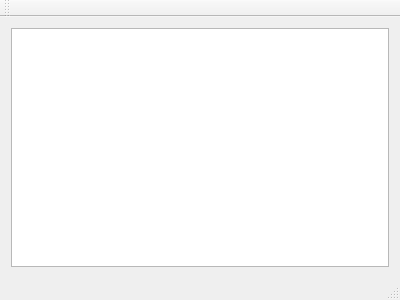
First picture: the form in mainwindow.ui, repository joelmandell/ecodrive, before the edit.
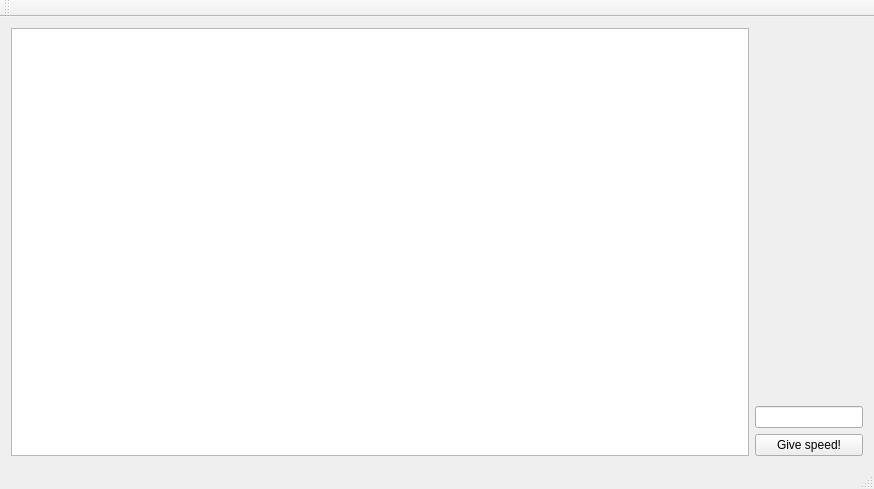
Second picture: the form after the edit.

The edit to the form file:
```diff
--- a/mainwindow.ui
+++ b/mainwindow.ui
@@ -6,8 +6,8 @@
    <rect>
     <x>0</x>
     <y>0</y>
-    <width>400</width>
-    <height>300</height>
+    <width>874</width>
+    <height>489</height>
    </rect>
   </property>
   <property name="windowTitle">
@@ -18,6 +18,43 @@
     <item>
      <widget class="QGraphicsView" name="graphicsView"/>
     </item>
+    <item>
+     <layout class="QVBoxLayout" name="verticalLayout">
+      <property name="sizeConstraint">
+       <enum>QLayout::SetMinAndMaxSize</enum>
+      </property>
+      <item>
+       <spacer name="verticalSpacer">
+        <property name="orientation">
+         <enum>Qt::Vertical</enum>
+        </property>
+        <property name="sizeHint" stdset="0">
+         <size>
+          <width>20</width>
+          <height>40</height>
+         </size>
+        </property>
+       </spacer>
+      </item>
+      <item>
+       <widget class="QLineEdit" name="lineEdit">
+        <property name="sizePolicy">
+         <sizepolicy hsizetype="Fixed" vsizetype="Fixed">
+          <horstretch>0</horstretch>
+          <verstretch>0</verstretch>
+         </sizepolicy>
+        </property>
+       </widget>
+      </item>
+      <item>
+       <widget class="QPushButton" name="pushButton">
+        <property name="text">
+         <string>Give speed!</string>
+        </property>
+       </widget>
+      </item>
+     </layout>
+    </item>
    </layout>
   </widget>
   <widget class="QMenuBar" name="menuBar">
```
Left out of the diff: 2 changed lines with no effect on the pictures.
